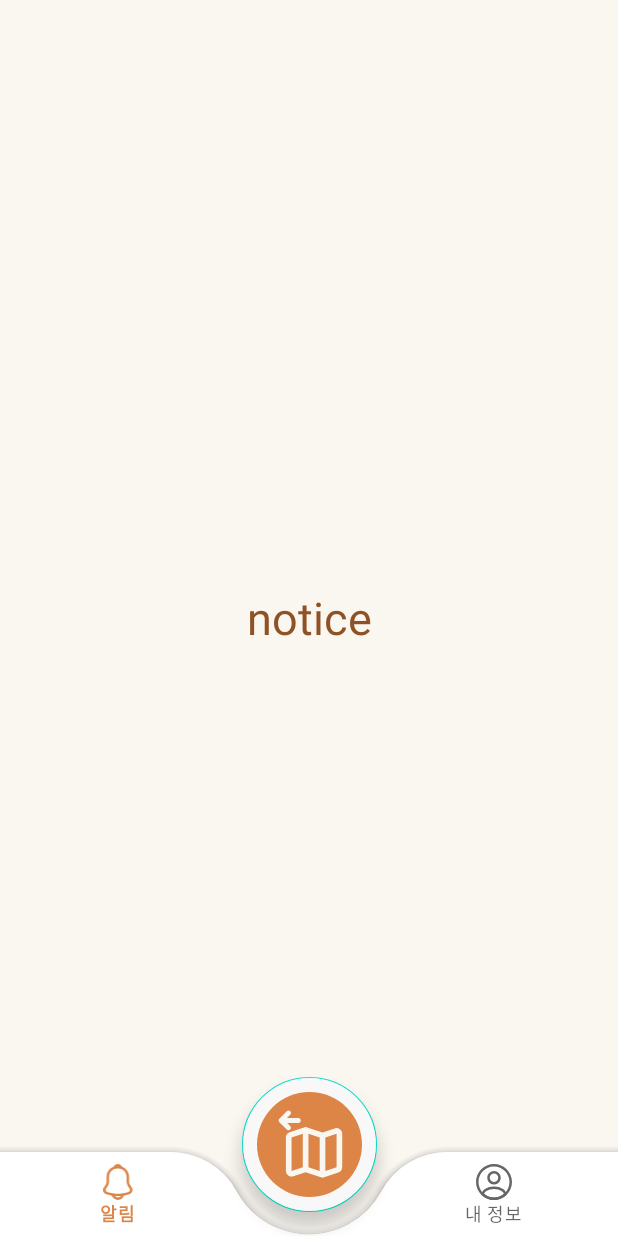
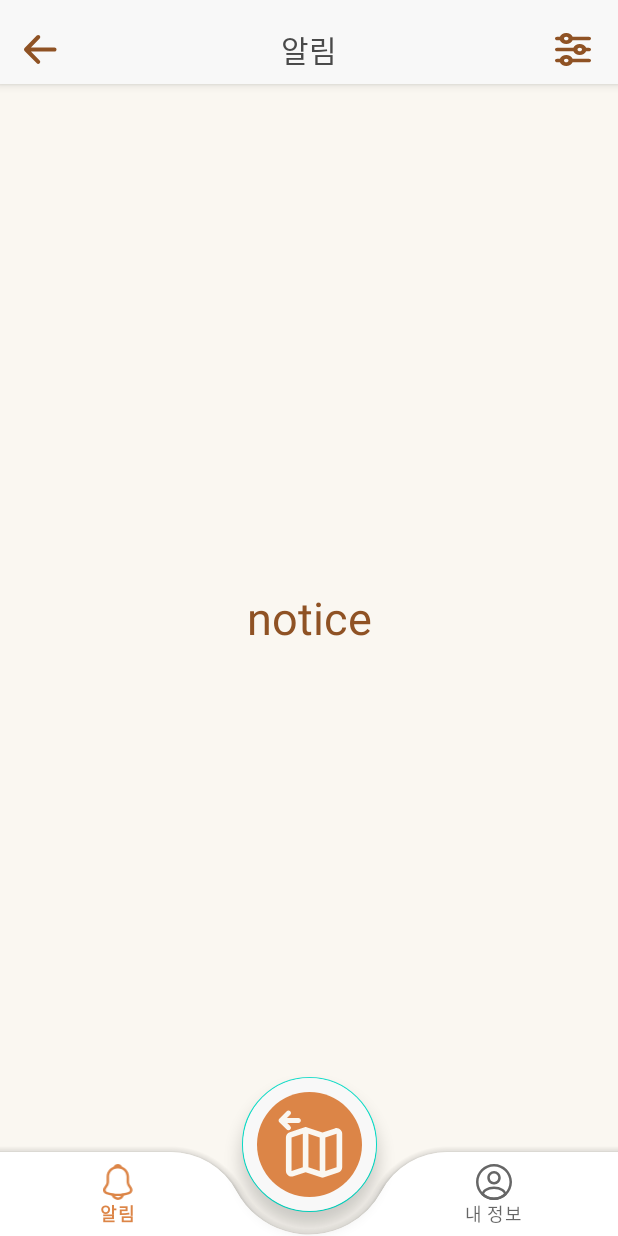
Before and after one commit to arty314/Broaf, an Android app: the fragment NoticeFragment placed in its activity, on a phone screen of 412 x 824 dp. Run offline under Robolectric (Android 15) with nearby library versions, the phone set to English and light mode, and no system bars; libraries missing offline, so code that uses them is left out: com.kakao.vectormap; 2 statements that could not run were skipped.

Commit message:
상단바 추가중

```diff
--- a/app/src/main/res/layout/fragment_notice.xml
+++ b/app/src/main/res/layout/fragment_notice.xml
@@ -5,7 +5,7 @@
     android:layout_height="match_parent"
     tools:context=".NoticeFragment">
 
-    <!-- TODO: Update blank fragment layout -->
+
     <TextView
         android:layout_width="match_parent"
         android:layout_height="match_parent"
@@ -15,4 +15,43 @@
         android:textColor="@color/brown"/>
 
 
+
+
+
+    <!--커스텀 상단바(xml 최하단에 둘 것)-->
+    <androidx.appcompat.widget.Toolbar
+        android:layout_width="match_parent"
+        android:layout_height="wrap_content"
+        android:elevation="4dp"
+        android:background="@color/white_2"
+        android:paddingTop="10dp"
+        android:gravity="center_vertical"
+        >
+        <ImageButton
+            android:id="@+id/toolbar_notice_back"
+            android:layout_width="wrap_content"
+            android:layout_height="wrap_content"
+            android:layout_gravity="left"
+            android:background="@drawable/icon_back"
+            />
+        <TextView
+            android:layout_width="wrap_content"
+            android:layout_height="wrap_content"
+            android:layout_gravity="center"
+            android:textSize="20sp"
+            android:text="알림"
+            android:fontFamily="@font/notosanskrbold"
+            android:textColor="@color/top_nav_text"
+            />
+        <ImageButton
+            android:id="@+id/toolbar_notice_to_setting"
+            android:layout_width="wrap_content"
+            android:layout_height="wrap_content"
+            android:layout_gravity="right"
+            android:layout_marginEnd="18dp"
+            android:background="@drawable/icon_setting"
+            />
+    </androidx.appcompat.widget.Toolbar>
+    <!--여기까지 상단바: 알림-->
+
 </FrameLayout>
--- a/app/src/main/res/values/colors.xml
+++ b/app/src/main/res/values/colors.xml
@@ -23,4 +23,5 @@
     <color name="text_bg_color">#EEE3CF</color>
     <color name="_save_btn_color">#DB8447</color>
     <color name="cancel_btn_color">#DEDEDE</color>
+    <color name="top_nav_text">#494949</color>
 </resources>
```
Also changed, not shown: app/src/main/res/layout/fragment_account_info.xml (+29 -0 lines), app/src/main/res/layout/fragment_announcement_viewer.xml (+32 -1 lines), app/src/main/res/layout/fragment_my_posts.xml (+29 -0 lines), app/src/main/res/layout/fragment_notice_setting.xml (+30 -1 lines).
